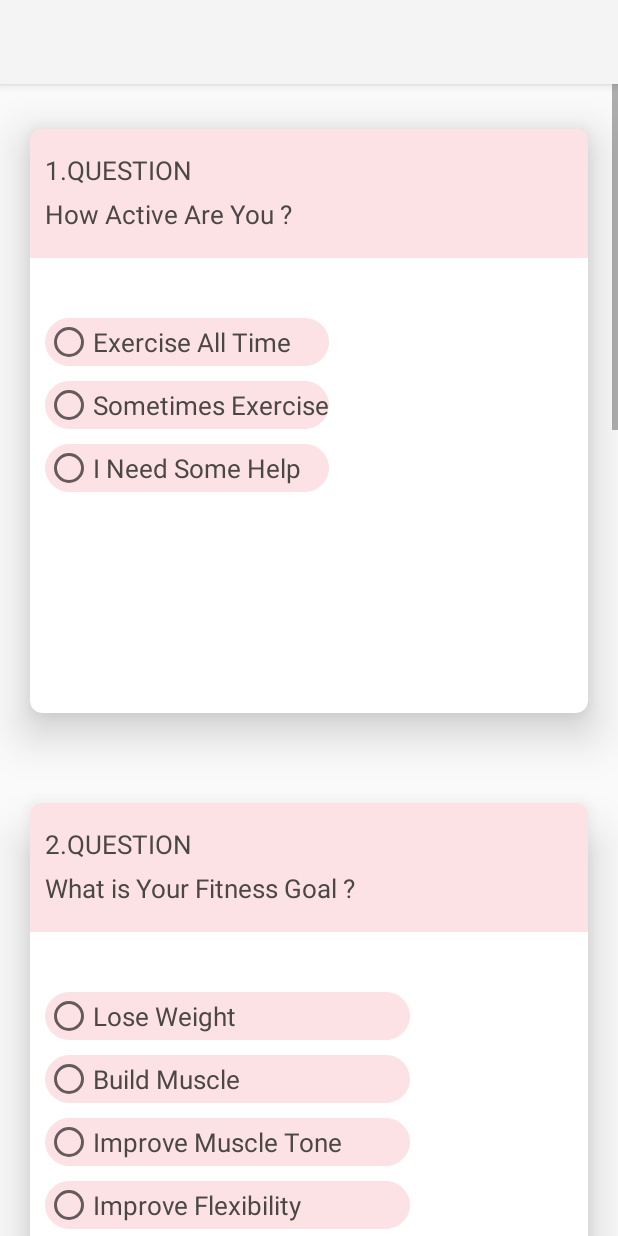
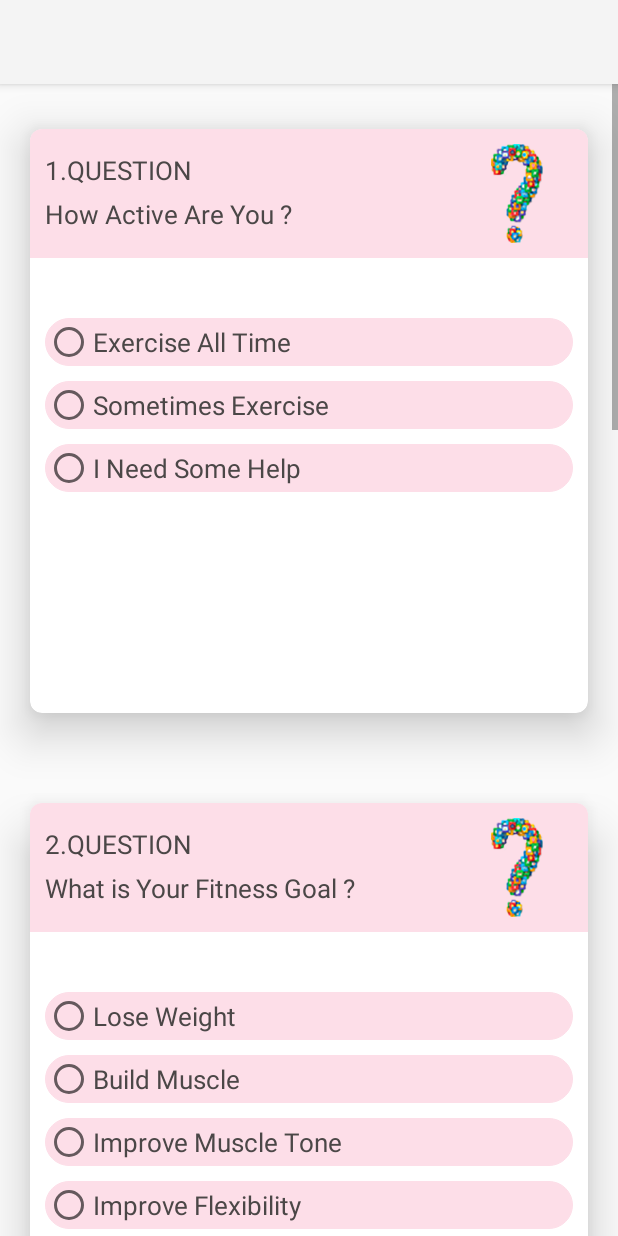
Before and after one commit to kubrahebes/KeepingMeOnTrack, an Android app: the FitnesGoalAddActivity screen opened directly, with no data from a screen before it, on a phone screen of 412 x 824 dp. Run offline under Robolectric (Android 15) with nearby library versions, the phone set to English and light mode, and no system bars; our stand-ins replace ButterKnife.

Commit message:
networking sayfasindaki yorumu kaldirdim ratimg barlari sildim ve fitne goal add sayfasina soru isareti ekledim

```diff
--- a/app/src/main/java/com/example/user/keepingmeontrack/adapters/CardsDataAdapter.java
+++ b/app/src/main/java/com/example/user/keepingmeontrack/adapters/CardsDataAdapter.java
@@ -58,8 +58,6 @@ public class CardsDataAdapter extends ArrayAdapter<Network> {
         TextView userName;
         @BindView(R.id.dislike)
         TextView dislike;
-        @BindView(R.id.comment)
-        TextView comment;
         @BindView(R.id.like)
         TextView like;
 
--- a/app/src/main/res/layout/activity_fitnes_goal_add.xml
+++ b/app/src/main/res/layout/activity_fitnes_goal_add.xml
@@ -33,7 +33,19 @@
                     android:id="@+id/rl2"
                     android:layout_width="match_parent"
                     android:layout_height="86dp"
-                    android:background="#fce2e4">
+                    android:layout_alignParentLeft="true"
+                    android:layout_alignParentStart="true"
+                    android:layout_alignParentTop="true"
+                    android:background="#fddee8">
+
+                    <ImageView
+                        android:layout_width="wrap_content"
+                        android:layout_height="wrap_content"
+                        android:layout_alignParentRight="true"
+                        android:layout_centerVertical="true"
+                        android:layout_marginRight="30dp"
+                        android:background="@android:color/transparent"
+                        android:src="@drawable/soru_isareti" />
 
                     <TextView
                         android:id="@+id/question1"
@@ -65,7 +77,7 @@
 
                     <RadioGroup
                         android:id="@+id/group1"
-                        android:layout_width="wrap_content"
+                        android:layout_width="match_parent"
                         android:layout_height="wrap_content">
 
                         <RadioButton
@@ -135,7 +147,16 @@
                     android:id="@+id/rl5"
                     android:layout_width="match_parent"
                     android:layout_height="86dp"
-                    android:background="#fce2e4">
+                    android:background="#fddee8">
+                    <ImageView
+                        android:layout_width="wrap_content"
+                        android:layout_height="wrap_content"
+                        android:src="@drawable/soru_isareti"
+                        android:background="@android:color/transparent"
+                        android:layout_alignParentRight="true"
+                        android:layout_marginRight="30dp"
+                        android:layout_centerVertical="true"
+                        />
 
                     <TextView
                         android:id="@+id/question2"
@@ -167,7 +188,7 @@
 
                     <RadioGroup
                         android:id="@+id/group2"
-                        android:layout_width="wrap_content"
+                        android:layout_width="match_parent"
                         android:layout_height="wrap_content">
 
                         <RadioButton
@@ -261,7 +282,16 @@
                     android:id="@+id/rl7"
                     android:layout_width="match_parent"
                     android:layout_height="86dp"
-                    android:background="#fce2e4">
+                    android:background="#fddee8">
+                    <ImageView
+                        android:layout_width="wrap_content"
+                        android:layout_height="wrap_content"
+                        android:src="@drawable/soru_isareti"
+                        android:background="@android:color/transparent"
+                        android:layout_alignParentRight="true"
+                        android:layout_marginRight="30dp"
+                        android:layout_centerVertical="true"
+                        />
 
                     <TextView
                         android:id="@+id/question3"
@@ -294,7 +324,7 @@
 
                     <RadioGroup
                         android:id="@+id/group3"
-                        android:layout_width="wrap_content"
+                        android:layout_width="match_parent"
                         android:layout_height="wrap_content">
 
                         <RadioButton
@@ -390,7 +420,16 @@
                     android:id="@+id/rl11"
                     android:layout_width="match_parent"
                     android:layout_height="86dp"
-                    android:background="#fce2e4">
+                    android:background="#fddee8">
+                    <ImageView
+                        android:layout_width="wrap_content"
+                        android:layout_height="wrap_content"
+                        android:src="@drawable/soru_isareti"
+                        android:background="@android:color/transparent"
+                        android:layout_alignParentRight="true"
+                        android:layout_marginRight="30dp"
+                        android:layout_centerVertical="true"
+                        />
 
                     <TextView
                         android:id="@+id/question4"
@@ -423,7 +462,7 @@
 
                     <RadioGroup
                         android:id="@+id/group4"
-                        android:layout_width="wrap_content"
+                        android:layout_width="match_parent"
                         android:layout_height="wrap_content">
 
                         <RadioButton
@@ -520,7 +559,16 @@
                     android:id="@+id/rl14"
                     android:layout_width="match_parent"
                     android:layout_height="86dp"
-                    android:background="#fce2e4">
+                    android:background="#fddee8">
+                    <ImageView
+                        android:layout_width="wrap_content"
+                        android:layout_height="wrap_content"
+                        android:src="@drawable/soru_isareti"
+                        android:background="@android:color/transparent"
+                        android:layout_alignParentRight="true"
+                        android:layout_marginRight="30dp"
+                        android:layout_centerVertical="true"
+                        />
 
                     <TextView
                         android:id="@+id/question5"
@@ -553,7 +601,7 @@
 
                     <RadioGroup
                         android:id="@+id/group5"
-                        android:layout_width="wrap_content"
+                        android:layout_width="match_parent"
                         android:layout_height="wrap_content">
 
                         <RadioButton
--- a/app/src/main/res/values/colors.xml
+++ b/app/src/main/res/values/colors.xml
@@ -10,7 +10,7 @@
 
     <color name="lightGrey">#adadad</color>
     <color name="financeToolbar">#ffb829</color>
-    <color name="drk_button">#fce2e4</color>
-    <color name="lgt_button">#fce2e4</color>
+    <color name="drk_button">#fddee8</color>
+    <color name="lgt_button">#fddee8</color>
 
 </resources>
```
Also changed, not shown: app/src/main/java/com/example/user/keepingmeontrack/FinanceDebitAdd.java (+0 -16 lines), app/src/main/java/com/example/user/keepingmeontrack/FinanceGoalAdd.java (+1 -9 lines), app/src/main/java/com/example/user/keepingmeontrack/UserNetwork.java (+3 -7 lines), app/src/main/res/layout/finance_debit_add.xml (+3 -25 lines), app/src/main/res/layout/finance_goal_add.xml (+0 -24 lines), app/src/main/res/layout/networking_card_content.xml (+1 -10 lines), app/src/main/res/layout/networking_main.xml (+6 -12 lines), app/src/main/res/drawable-hdpi/soru_isareti.png (added), app/src/main/res/drawable-mdpi/soru_isareti.png (added), app/src/main/res/drawable-xhdpi/soru_isareti.png (added), app/src/main/res/drawable-xxhdpi/soru_isareti.png (added), app/src/main/res/drawable-xxxhdpi/soru_isareti.png (added).
